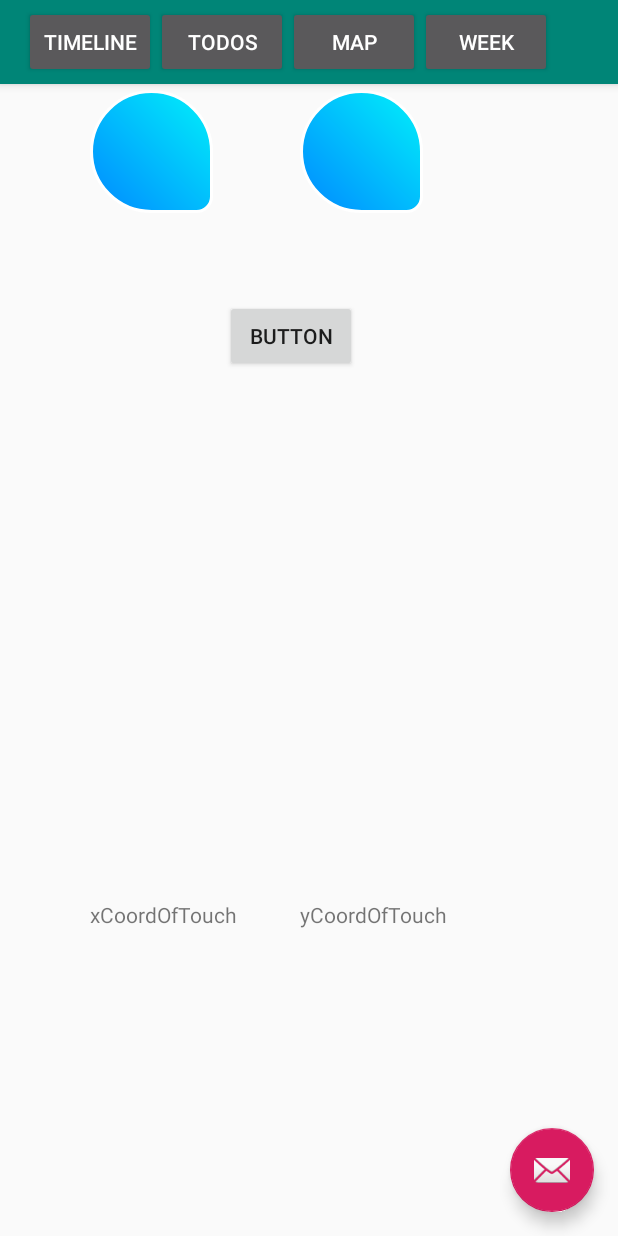
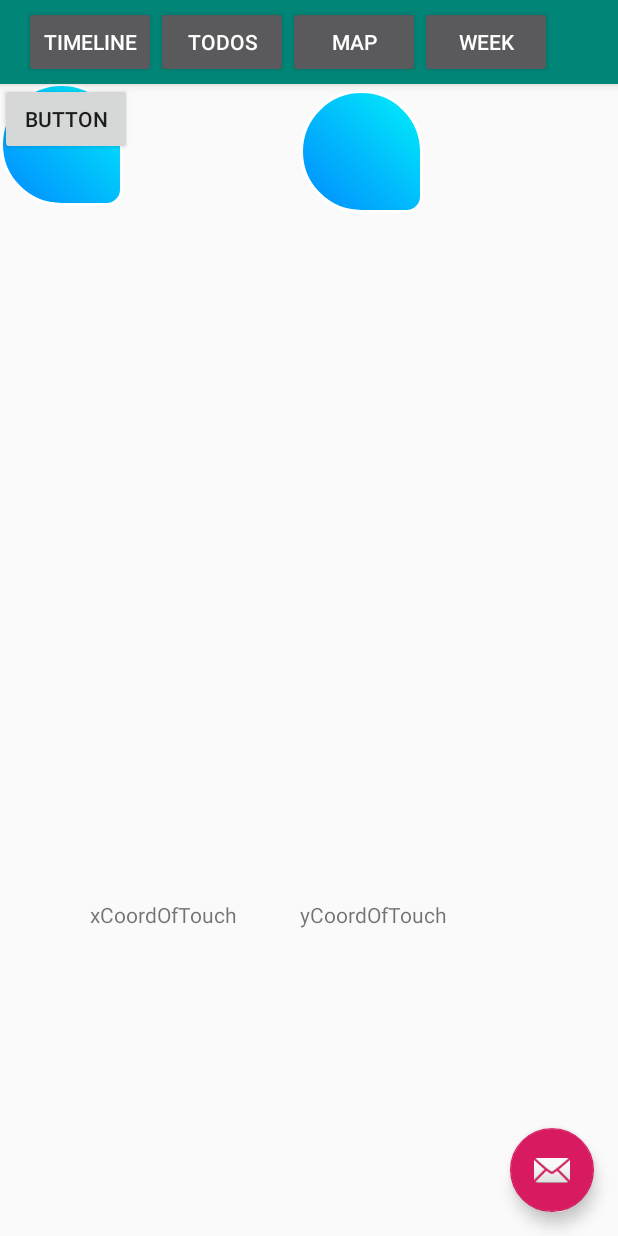
Before and after one commit to player1s/ChecklistExtendedNew, an Android app: the mapOfUnderstanding screen opened directly, with no data from a screen before it, on a phone screen of 412 x 824 dp. Run offline under Robolectric (Android 15) with nearby library versions, the phone set to English and light mode, and no system bars.

Commit message:
4th step

```diff
--- a/app/src/main/java/com/example/checklistextended/mapOfUnderstanding.java
+++ b/app/src/main/java/com/example/checklistextended/mapOfUnderstanding.java
@@ -13,6 +13,7 @@ import android.view.ViewGroup;
 import android.widget.Button;
 import android.widget.ImageView;
 import android.widget.LinearLayout;
+import android.widget.RelativeLayout;
 import android.widget.TextView;
 import android.widget.Toast;
 
@@ -41,6 +42,7 @@ public class mapOfUnderstanding extends AppCompatActivity {
         final TextView xCoord = findViewById(R.id.xCoordOfTouch);
         final TextView yCoord = findViewById(R.id.yCoordOfTouch);
         final CoordinatorLayout coordinatorLayoutInMap = findViewById(R.id.coordinatorlayoutForMap);
+        final RelativeLayout conceptInMap = findViewById(R.id.conceptInMap);
         final ImageView image = findViewById(R.id.my_image_view);
         Button buttonOnImage = findViewById(R.id.buttonOnImage);
         final boolean[] isMapBtnPressed = {false};
@@ -52,8 +54,8 @@ public class mapOfUnderstanding extends AppCompatActivity {
                     xCoord.setText(String.valueOf(event.getX()) + " x");
                     yCoord.setText(String.valueOf(event.getY()) + " y");
                     if(isMapBtnPressed[0]) {
-                        image.setX(event.getX());
-                        image.setY(event.getY());
+                        conceptInMap.setX(event.getX());
+                        conceptInMap.setY(event.getY());
                         isMapBtnPressed[0] = false;
                     }
                 }
--- a/app/src/main/res/layout/mapofunderstanding.xml
+++ b/app/src/main/res/layout/mapofunderstanding.xml
@@ -6,6 +6,30 @@
     android:layout_width="match_parent"
     android:layout_height="match_parent"
     tools:context=".MainActivity">
+
+    <RelativeLayout
+        android:id="@+id/conceptInMap"
+        android:layout_width="wrap_content"
+        android:layout_height="wrap_content"
+        android:layout_marginLeft="0dp"
+        android:layout_marginTop="55dp">
+
+        <ImageView
+            android:id="@+id/my_image_view"
+            android:layout_width="wrap_content"
+            android:layout_height="wrap_content"
+            android:layout_marginLeft="0dp"
+            android:layout_marginTop="0dp"
+            android:background="@drawable/concept" />
+
+        <Button
+            android:id="@+id/buttonOnImage"
+            android:layout_width="wrap_content"
+            android:layout_height="wrap_content"
+            android:layout_marginLeft="0dp"
+            android:layout_marginTop="0dp"
+            android:text="Button" />
+    </RelativeLayout>
 
     <com.google.android.material.appbar.AppBarLayout
         android:layout_width="match_parent"
@@ -49,14 +73,6 @@
     <!-- <include layout="@layout/content_main" /> -->
 
     <ImageView
-        android:id="@+id/my_image_view"
-        android:layout_width="wrap_content"
-        android:layout_height="wrap_content"
-        android:background="@drawable/concept"
-        android:layout_marginLeft="60dp"
-        android:layout_marginTop="60dp"/>
-
-    <ImageView
         android:id="@+id/my_image_view2"
         android:layout_width="wrap_content"
         android:layout_height="wrap_content"
@@ -88,12 +104,4 @@
         android:layout_marginTop="600dp"
         android:text="yCoordOfTouch" />
 
-    <Button
-        android:id="@+id/buttonOnImage"
-        android:layout_width="wrap_content"
-        android:layout_height="wrap_content"
-        android:layout_marginLeft="150dp"
-        android:layout_marginTop="200dp"
-        android:text="Button" />
-
 </androidx.coordinatorlayout.widget.CoordinatorLayout>
```
